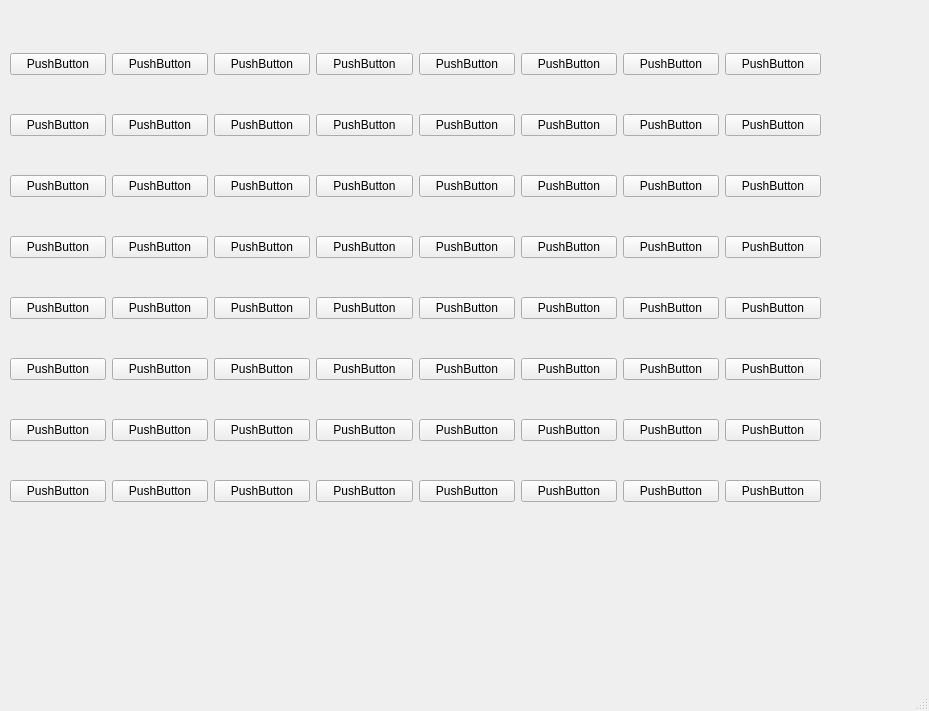
mwjung10/Chess, file chess.ui: the form before one commit.
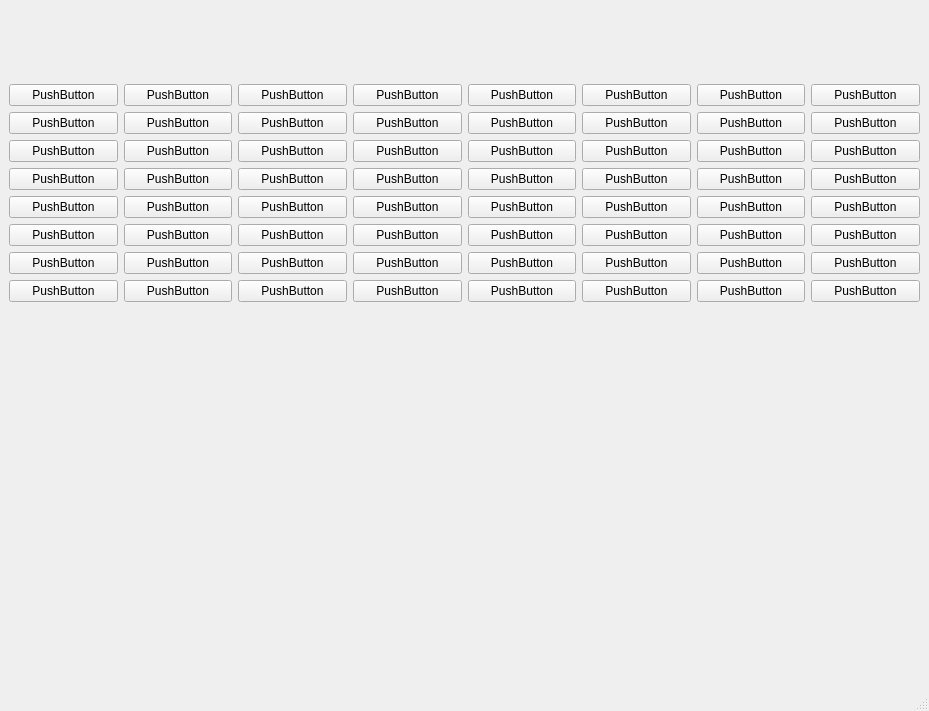
The form after the commit.

Commit message: Imolamented label that says whose turn it is

```diff
--- a/chess.ui
+++ b/chess.ui
@@ -14,15 +14,27 @@
    <string>MainWindow</string>
   </property>
   <widget class="QWidget" name="centralwidget">
-   <widget class="QWidget" name="">
-    <property name="geometry">
-     <rect>
-      <x>10</x>
-      <y>20</y>
-      <width>811</width>
-      <height>521</height>
-     </rect>
-    </property>
+   <layout class="QVBoxLayout" name="verticalLayout_2">
+    <item>
+     <widget class="QLabel" name="PlayerTurn">
+      <property name="sizePolicy">
+       <sizepolicy hsizetype="Minimum" vsizetype="Minimum">
+        <horstretch>0</horstretch>
+        <verstretch>0</verstretch>
+       </sizepolicy>
+      </property>
+      <property name="text">
+       <string/>
+      </property>
+      <property name="scaledContents">
+       <bool>true</bool>
+      </property>
+      <property name="alignment">
+       <set>Qt::AlignCenter</set>
+      </property>
+     </widget>
+    </item>
+    <item>
     <layout class="QVBoxLayout" name="verticalLayout">
      <item>
       <layout class="QHBoxLayout" name="horizontalLayout">
@@ -505,7 +517,24 @@
       </layout>
      </item>
     </layout>
-   </widget>
+    </item>
+    <item>
+     <spacer name="verticalSpacer">
+      <property name="orientation">
+       <enum>Qt::Vertical</enum>
+      </property>
+      <property name="sizeType">
+       <enum>QSizePolicy::Minimum</enum>
+      </property>
+      <property name="sizeHint" stdset="0">
+       <size>
+        <width>20</width>
+        <height>378</height>
+       </size>
+      </property>
+     </spacer>
+    </item>
+   </layout>
   </widget>
   <widget class="QMenuBar" name="menubar">
    <property name="geometry">
```
Lines whose indentation alone changed are shown as unchanged. The commit also changes 3 other files.
